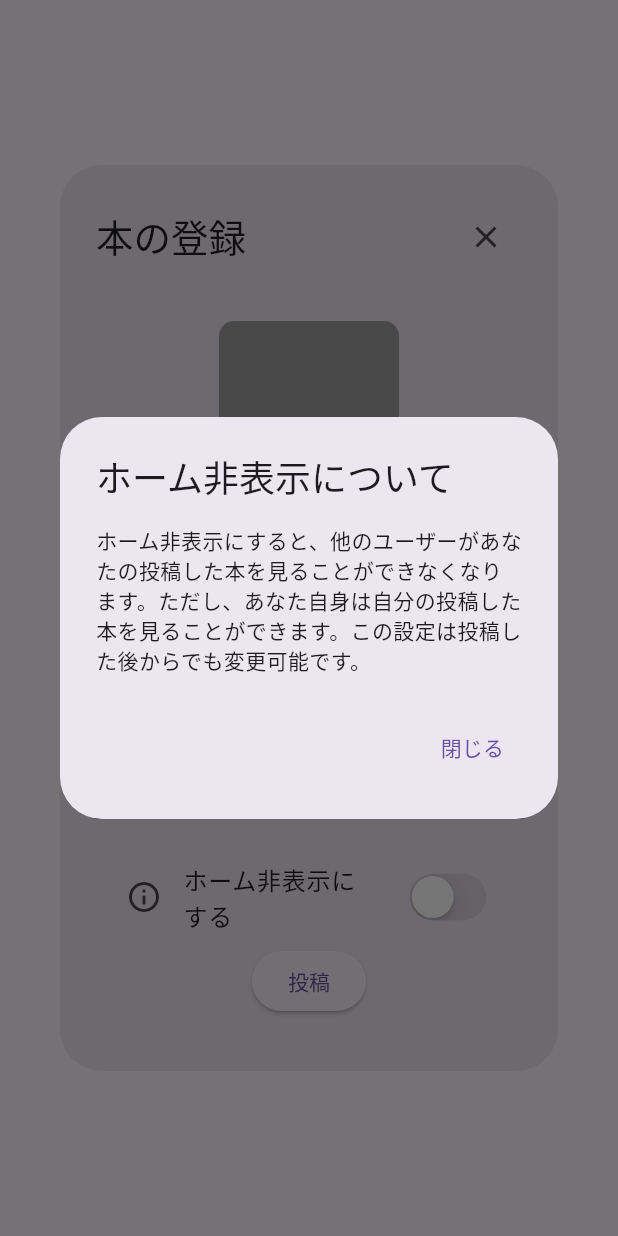
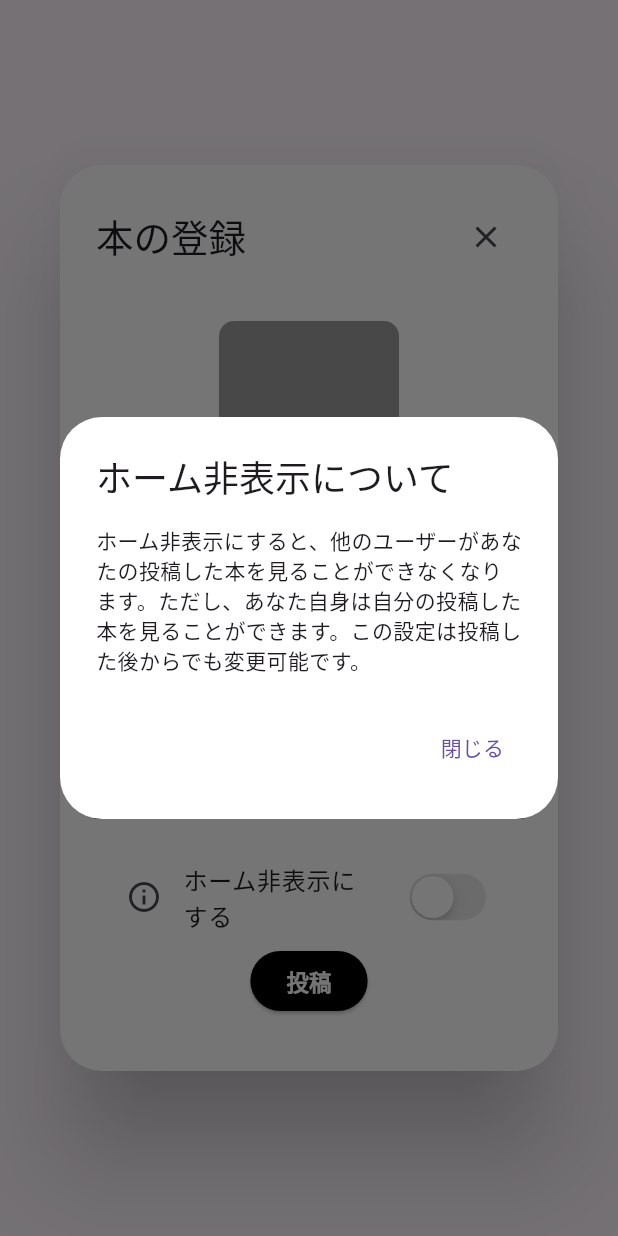
Before and after one commit to Haruki1090/Books-Rater, a Flutter app: the PostingNewBook widget shown alone on an empty page, opened directly, after a tap on the "info outline" icon, on a phone screen of 412 x 824 dp. Run offline on Flutter 3.47's test engine with Material 3 defaults, Android fonts, the phone set to English and light mode, and no system bars; our stand-ins replace cloud_firestore, cloud_functions, firebase_auth, firebase_core, firebase_storage, flutter_riverpod and 3 more; accounts and stored records are empty; generated files the repository leaves out were written again; network calls fail.

Commit message:
本の投稿ダイアログのカラー設定

```diff
--- a/lib/main.dart
+++ b/lib/main.dart
@@ -45,7 +45,7 @@ class MyApp extends ConsumerWidget {
           foregroundColor: Colors.black, // ライトモードのアイコン色
           shape: RoundedRectangleBorder(
             borderRadius: BorderRadius.all(Radius.circular(16)), // 角丸の形状
-            side: BorderSide(color: Colors.black, width: 2), // 太線で黒色の外枠線
+            side: BorderSide(color: Colors.black, width: 4), // 太線で黒色の外枠線
           ),
         ),
 
--- a/lib/posting_new_book.dart
+++ b/lib/posting_new_book.dart
@@ -99,6 +99,14 @@ class _PostingNewBookState extends ConsumerState<PostingNewBook> {
   @override
   Widget build(BuildContext context) {
     return SimpleDialog(
+      shadowColor: Theme.of(context).brightness == Brightness.dark
+          ? Colors.grey // ダークモードの時の影の色
+          : Colors.black, // ライトモードの時の影の色
+      elevation: 30.0,
+      backgroundColor: Theme.of(context).brightness == Brightness.dark
+          ? Colors.grey[800] // ダークモードの時の背景色
+            : Colors.white,// ライトモードの時の背景色
+      surfaceTintColor: Colors.white,
       title: Row(
         mainAxisAlignment: MainAxisAlignment.spaceBetween,
         children: [
@@ -170,6 +178,9 @@ class _PostingNewBookState extends ConsumerState<PostingNewBook> {
                           context: context,
                           builder: (BuildContext context) {
                             return AlertDialog(
+                              backgroundColor: Theme.of(context).brightness == Brightness.dark
+                                  ? Colors.grey[800] // ダークモードの時の背景色
+                                  : Colors.white,
                               title: const Text('ホーム非表示について'),
                               content: const Text('ホーム非表示にすると、他のユーザーがあなたの投稿した本を見ることができなくなります。ただし、あなた自身は自分の投稿した本を見ることができます。この設定は投稿した後からでも変更可能です。'),
                               actions: [
@@ -201,6 +212,20 @@ class _PostingNewBookState extends ConsumerState<PostingNewBook> {
                 ),
 
                 ElevatedButton(
+                  style: ButtonStyle(
+                    backgroundColor: MaterialStateProperty.resolveWith<Color>(
+                          (Set<MaterialState> states) {
+                        if (states.contains(MaterialState.pressed)) {
+                          return Theme.of(context).brightness == Brightness.dark
+                              ? Colors.white // ダークモードの時のボタンの背景色
+                              : Colors.black; // ライトモードの時のボタンの背景色
+                        }
+                        return Theme.of(context).brightness == Brightness.dark
+                            ? Colors.white // ダークモードの時のボタンの背景色
+                            : Colors.black; // ライトモードの時のボタンの背景色
+                      },
+                    ),
+                  ),
                   onPressed: () {
                     if (_selectedBookImageFile != null) {
                       final title = ref.read(titleProvider);
@@ -259,7 +284,16 @@ class _PostingNewBookState extends ConsumerState<PostingNewBook> {
                       );
                     }
                   },
-                  child: const Text('投稿'),
+                  child: Text(
+                    '投稿',
+                    style: TextStyle(
+                      fontSize: 15,
+                      fontWeight: FontWeight.bold,
+                      color: Theme.of(context).brightness == Brightness.dark
+                          ? Colors.black // ダークモードの時のテキストカラー
+                          : Colors.white, // ライトモードの時のテキストカラー
+                    ),
+                  ),
                 ),
               ],
             ),
```
